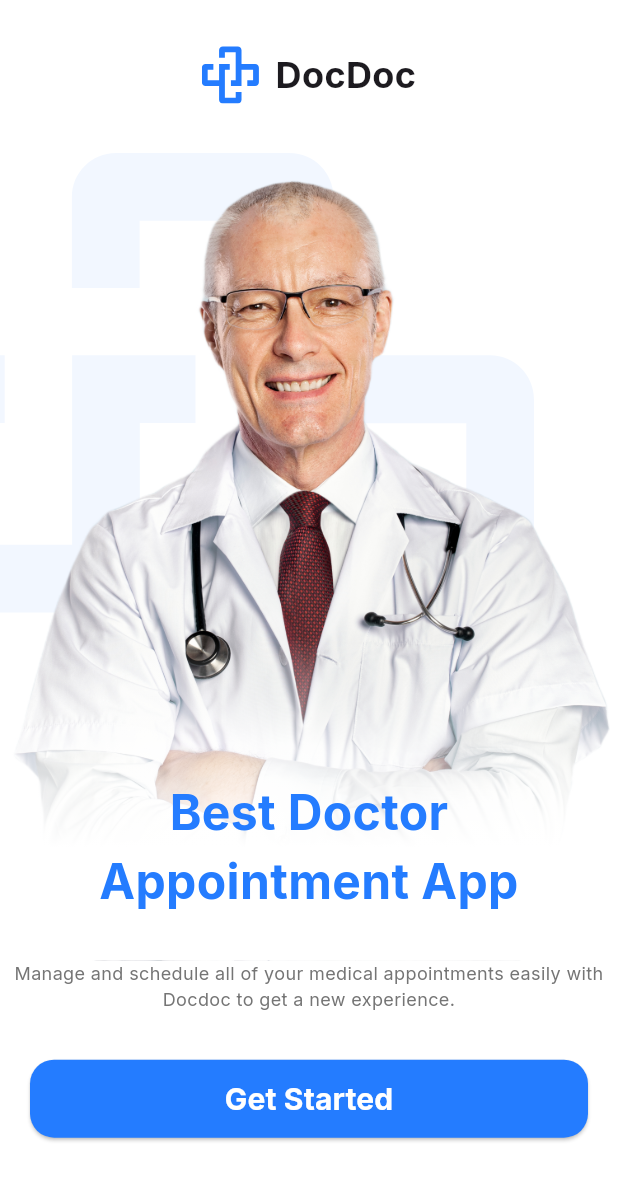
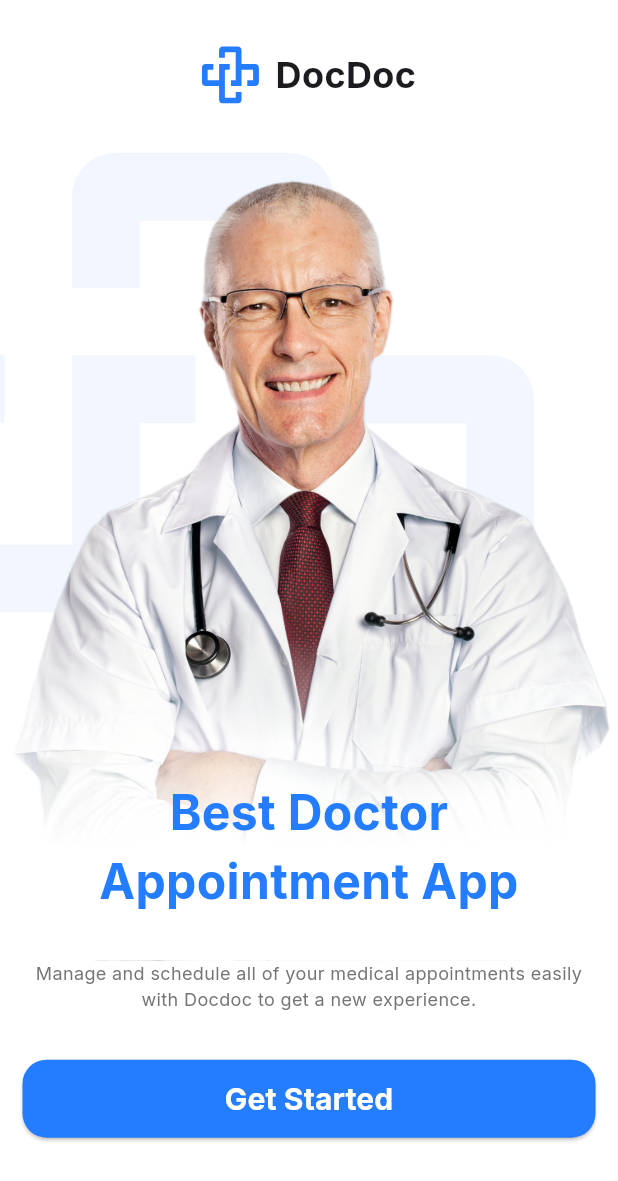
Before and after one commit to AyaNasserEzat/doctor_appointment_app, a Flutter app: the screen it shows after launch, on a phone screen of 412 x 824 dp. Shown: the top 1181 px of the screen. Run offline on Flutter 3.47's test engine with Material 3 defaults, Android fonts, the phone set to English and light mode, and no system bars; our stand-ins replace flutter_svg.

Commit message:
refactor(core_button): remove internal padding and move it to screen level

```diff
--- a/lib/core/widgets/button.dart
+++ b/lib/core/widgets/button.dart
@@ -8,9 +8,7 @@ class Button extends StatelessWidget {
   final VoidCallback onPressed;
   @override
   Widget build(BuildContext context) {
-    return Padding(
-      padding:const  EdgeInsets.symmetric(horizontal: 20.0),
-      child: SizedBox(
+    return SizedBox(
       width: double.infinity,
       height: 52,
       child: ElevatedButton(
@@ -24,7 +22,6 @@ class Button extends StatelessWidget {
           style: AppTextStyles.interBoldWhite20
         ),
       ),
-      ),
     );
   }
 }
--- a/lib/feature/onBording/prsentation/screens/on_bording_screen.dart
+++ b/lib/feature/onBording/prsentation/screens/on_bording_screen.dart
@@ -16,19 +16,23 @@ class OnBordingScreen extends StatelessWidget {
       child: Scaffold(
         body: SingleChildScrollView(
           child: Padding(
-            padding: EdgeInsets.only(top: 30, bottom: 30),
+            padding: EdgeInsets.only(top: 30, bottom: 15),
             child: Column(
               children: [
                 LogoAndAppName(),
-                SizedBox(height: 32,),
+                SizedBox(height: 32),
                 DoctorImageAndText(),
+
+                Padding(
+                  padding: const EdgeInsets.symmetric(horizontal: 15.0),
+                  child: Column(
+                    children: [
                       Text(
                         AppStrings.onBordingTSubitle,
                         textAlign: TextAlign.center,
                         style: AppTextStyles.interRegular12,
                       ),
-                SizedBox(height: 32,),
-
+                      SizedBox(height: 32),
                       Button(
                         text: AppStrings.getStarted,
                         onPressed: () {
@@ -38,6 +42,9 @@ class OnBordingScreen extends StatelessWidget {
                     ],
                   ),
                 ),
+              ],
+            ),
+          ),
         ),
       ),
     );
```
Also changed, not shown: lib/feature/login/prsentation/screens/login_screen.dart (+32 -1 lines). Lines whose indentation alone changed are shown as unchanged.
